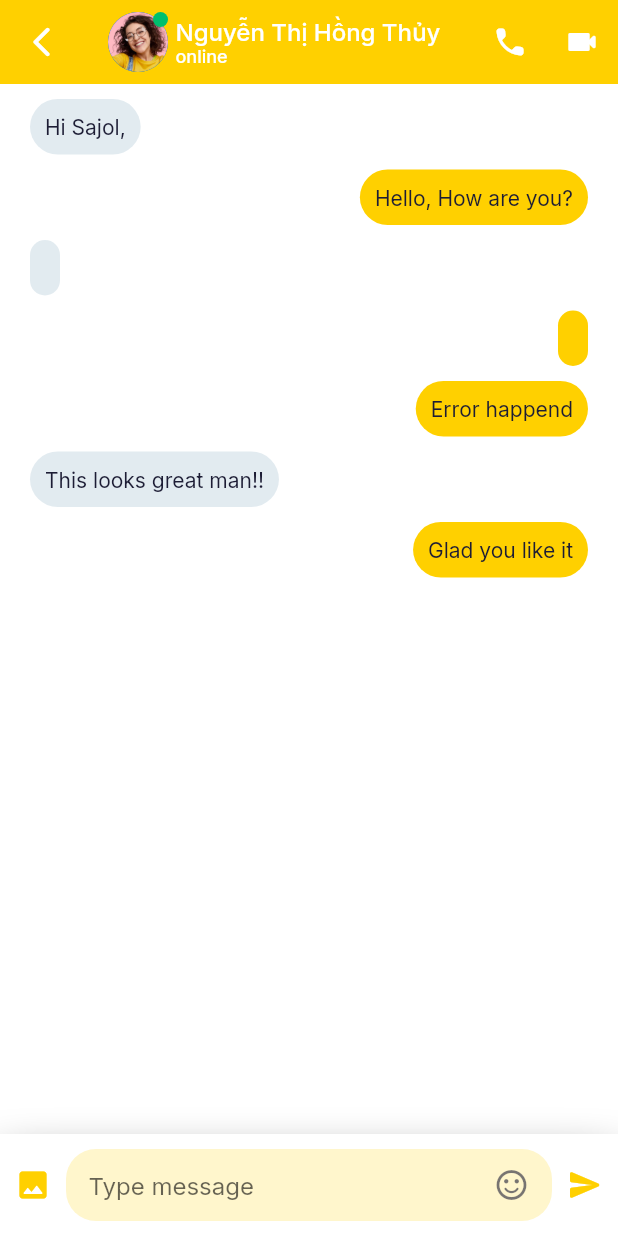
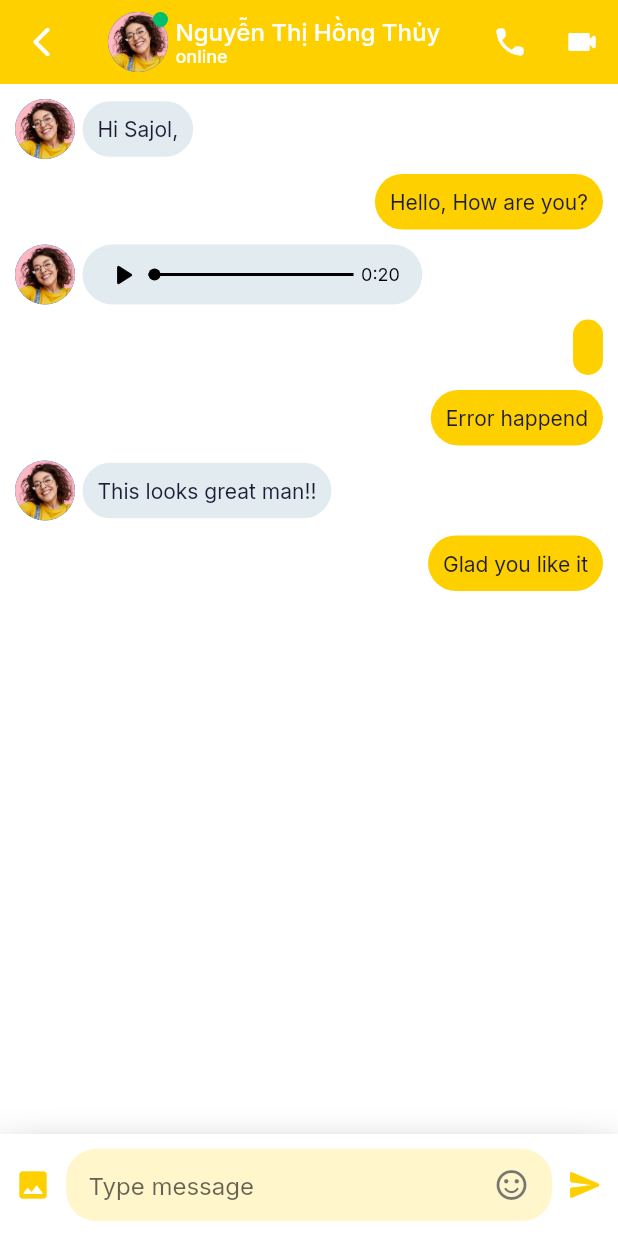
Before and after one commit to thang-uit/tuichat_flutter, a Flutter app: the MessageScreen screen opened directly, on a phone screen of 412 x 824 dp. Run offline on Flutter 3.47's test engine with Material 2 defaults, Android fonts, the phone set to English and light mode, and no system bars; our stand-ins replace google_fonts.

Commit message:
23:57 10/8/2021

```diff
--- a/lib/screens/messages/components/body.dart
+++ b/lib/screens/messages/components/body.dart
@@ -9,17 +9,13 @@ class Body extends StatelessWidget {
     return Column(
       children: [
         Expanded(
-            child: Padding(
-              padding: const EdgeInsets.symmetric(horizontal: kDefaultPadding),
             child: ListView.builder(
               itemCount: chatMessages.length,
               itemBuilder: (context, index) => Message(chatMessage: chatMessages[index]),
             ),
         ),
-        ),
         Container(
-          padding: EdgeInsets.symmetric(
-              horizontal: kDefaultPadding * 0.5, vertical: kDefaultPadding / 2),
+          padding: EdgeInsets.symmetric(horizontal: kDefaultPadding * 0.5, vertical: kDefaultPadding / 2),
           decoration: BoxDecoration(
             color: Theme.of(context).scaffoldBackgroundColor,
             boxShadow: [
@@ -88,33 +84,130 @@ class Message extends StatelessWidget {
 
   @override
   Widget build(BuildContext context) {
-    return Row(
+    Widget messageContent(ChatMessage chatMessage) {
+      switch (chatMessage.messageType) {
+        case ChatMessageType.text:
+          {
+            return TextMessage(chatMessage: chatMessage);
+            break;
+          }
+        case ChatMessageType.image:
+          {
+            return TextMessage(chatMessage: chatMessage);
+            break;
+          }
+        case ChatMessageType.video:
+          {
+            return TextMessage(chatMessage: chatMessage);
+            break;
+          }
+        case ChatMessageType.audio:
+          {
+            return AudioMessage(chatMessage: chatMessage);
+            break;
+          }
+
+        default:
+          {
+            return SizedBox();
+          }
+      }
+    }
+
+    return Container(
+      margin: EdgeInsets.fromLTRB(kDefaultPadding * 0.5 , kDefaultPadding * 0.5, kDefaultPadding * 0.5, 0),
+      child: Row(
         mainAxisAlignment: this.chatMessage.isSender ? MainAxisAlignment.end : MainAxisAlignment.start,
         children: [
-        TextMessage(chatMessage: this.chatMessage),
+          if(!this.chatMessage.isSender) ... [
+            CircleAvatar(
+              radius: 20,
+              backgroundImage: AssetImage("assets/images/user_5.png"),
+            ),
+            SizedBox(width: kDefaultPadding / 4),
           ],
+          messageContent(this.chatMessage),
+        ],
+      ),
     );
   }
 }
 
 class TextMessage extends StatelessWidget{
+  final ChatMessage chatMessage;
+
   const TextMessage({
     Key? key,
     required this.chatMessage,
   }): super(key: key);
 
-  final ChatMessage chatMessage;
-
   @override
   Widget build(BuildContext context) {
     return Container(
-      margin: EdgeInsets.only(top: kDefaultPadding * 0.5),
       padding: EdgeInsets.symmetric(horizontal: kDefaultPadding * 0.5, vertical: kDefaultPadding * 0.5),
       decoration: BoxDecoration(
         color: this.chatMessage.isSender ? kPrimaryColor : kNotSenderColor,
         borderRadius: BorderRadius.circular(20),
       ),
-      child: Text(this.chatMessage.text.toString().trim()),
+      child: Text(
+        this.chatMessage.text.toString().trim(),
+        style: TextStyle(color: kContentColorLightTheme),
+      ),
     );
   }
 }
+
+class AudioMessage extends StatelessWidget{
+  final ChatMessage chatMessage;
+
+  const AudioMessage({
+    Key? key,
+    required this.chatMessage,
+  }): super(key: key);
+
+  @override
+  Widget build(BuildContext context) {
+    return Container(
+      width: MediaQuery.of(context).size.width * 0.55,
+      padding: EdgeInsets.symmetric(horizontal: kDefaultPadding * 0.75, vertical: kDefaultPadding / 2.5),
+      decoration: BoxDecoration(
+        borderRadius: BorderRadius.circular(30),
+        color: this.chatMessage.isSender ? kPrimaryColor : kNotSenderColor,
+      ),
+      child: Row(
+        children: [
+          Icon(Icons.play_arrow_rounded, color: Colors.black),
+          Expanded(
+            child: Padding(
+                padding: EdgeInsets.symmetric(horizontal: kDefaultPadding / 4),
+                child: Stack(
+                  clipBehavior: Clip.none,
+                  alignment: Alignment.center,
+                  children: [
+                    Container(
+                      width: double.infinity,
+                      height: 2,
+                      color: Colors.black,
+                    ),
+                    Positioned(
+                      left: 0,
+                      child: Container(
+                        height: 8,
+                        width: 8,
+                        decoration: BoxDecoration(
+                          shape: BoxShape.circle,
+                          color: Colors.black,
+                        ),
+                      ),
+                    ),
+                  ],
+                )
+            ),
+          ),
+          Text("0:20", style: TextStyle(fontSize: 12, color: Colors.black)),
+        ],
+      ),
+    );
+  }
+
+}
```
Lines whose indentation alone changed are shown as unchanged.
